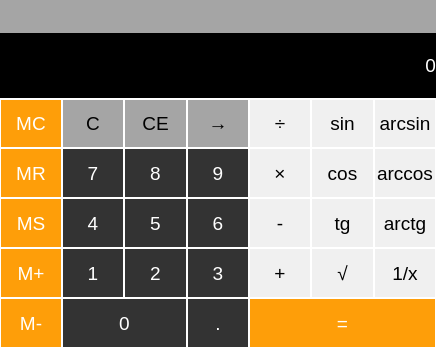
Before: the Qt Designer form mainwindow.ui in usual-one/Calculator, drawn with Qt 5.
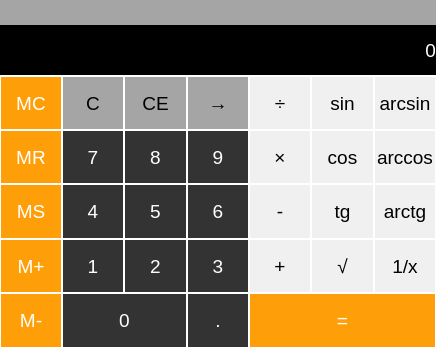
After: the same form once the commit is applied.

Commit message: added memory buttons

Patch:
```diff
--- a/mainwindow.ui
+++ b/mainwindow.ui
@@ -76,43 +76,63 @@
      <number>0</number>
     </property>
     <item>
-     <layout class="QVBoxLayout" name="layout_output" stretch="1,2">
+     <layout class="QVBoxLayout" name="layout_output">
       <property name="spacing">
        <number>0</number>
       </property>
       <item>
-       <widget class="QLabel" name="lbl_action">
-        <property name="minimumSize">
-         <size>
-          <width>350</width>
-          <height>25</height>
-         </size>
+       <layout class="QHBoxLayout" name="layout_output_secondary" stretch="1,20">
+        <property name="spacing">
+         <number>0</number>
         </property>
-        <property name="maximumSize">
-         <size>
-          <width>1400</width>
-          <height>100</height>
-         </size>
-        </property>
-        <property name="font">
-         <font>
-          <family>Ubuntu</family>
-          <pointsize>10</pointsize>
-         </font>
-        </property>
-        <property name="styleSheet">
-         <string notr="true">QLabel {
+        <item>
+         <widget class="QLabel" name="lbl_memory">
+          <property name="styleSheet">
+           <string notr="true">QLabel {
 	color: #000;
 	background-color: #A5A5A5;
 }</string>
-        </property>
-        <property name="text">
-         <string/>
-        </property>
-        <property name="alignment">
-         <set>Qt::AlignRight|Qt::AlignTrailing|Qt::AlignVCenter</set>
-        </property>
-       </widget>
+          </property>
+          <property name="text">
+           <string/>
+          </property>
+         </widget>
+        </item>
+        <item>
+         <widget class="QLabel" name="lbl_action">
+          <property name="minimumSize">
+           <size>
+            <width>350</width>
+            <height>25</height>
+           </size>
+          </property>
+          <property name="maximumSize">
+           <size>
+            <width>1400</width>
+            <height>100</height>
+           </size>
+          </property>
+          <property name="font">
+           <font>
+            <family>Ubuntu</family>
+            <pointsize>12</pointsize>
+           </font>
+          </property>
+          <property name="styleSheet">
+           <string notr="true">QLabel {
+	color: #000;
+	background-color: #A5A5A5;
+}</string>
+          </property>
+          <property name="text">
+           <string/>
+          </property>
+          <property name="alignment">
+           <set>Qt::AlignRight|Qt::AlignTrailing|Qt::AlignVCenter</set>
+          </property>
+         </widget>
+        </item>
+       </layout>
       </item>
       <item>
        <widget class="QLabel" name="lbl_result">
```
Left out of the diff: 308 changed lines with no effect on the pictures. The commit also changes 2 other files.
